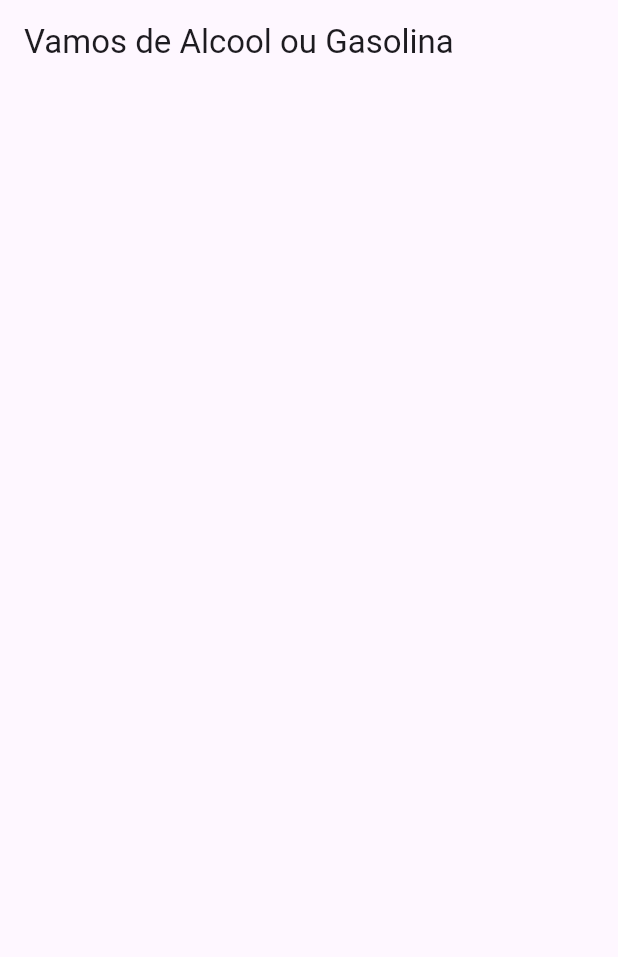
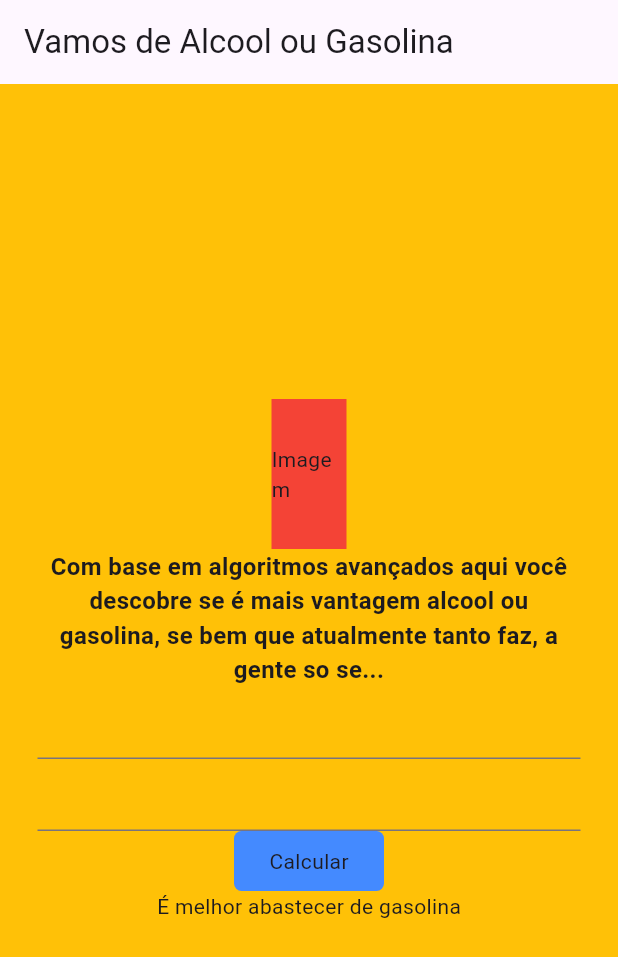
Before and after one commit to wstagf/ConstrucaoSoft-Flutter-Fatesg-2025.2, a Flutter app: the screen it shows after launch, on a phone screen of 412 x 824 dp. Shown: the top 957 px of the screen. Run offline on Flutter 3.47's test engine with Material 3 defaults, Android fonts, the phone set to English and light mode, and no system bars.

Commit message:
Estilizando a aplicacao

```diff
--- a/Aula05/combustivel_app/lib/home.dart
+++ b/Aula05/combustivel_app/lib/home.dart
@@ -7,6 +7,48 @@ class HomePage extends StatelessWidget {
   Widget build(BuildContext context) {
     return Scaffold(
       appBar: AppBar(title: Text("Vamos de Alcool ou Gasolina ")),
+      body: Container(
+        padding: EdgeInsets.all(25),
+        color: Colors.amber,
+        width: MediaQuery.of(context).size.width,
+
+        height: MediaQuery.of(context).size.height,
+        child: Column(
+          crossAxisAlignment: CrossAxisAlignment.center,
+          mainAxisAlignment: MainAxisAlignment.center,
+          children: [
+            Container(
+              color: Colors.red,
+              width: 50,
+              height: 100,
+              child: Center(child: Text("Imagem")),
+            ),
+            Text(
+              "Com base em algoritmos avançados aqui você descobre se é mais vantagem alcool ou gasolina, se bem que atualmente tanto faz, a gente so se...",
+              style: TextStyle(fontSize: 16, fontWeight: FontWeight.bold),
+              textAlign: TextAlign.center,
+            ),
+            Form(child: Column(children: [TextFormField(), TextFormField()])),
+            // FilledButton(onPressed: () {}, child: Text("aaa")),
+            InkWell(
+              onTap: () {
+                print("clicou aqui");
+              },
+              child: Container(
+                padding: EdgeInsets.only(top: 10, bottom: 10),
+                decoration: BoxDecoration(
+                  color: Colors.blueAccent,
+                  borderRadius: BorderRadius.circular(5),
+                ),
+                width: 100,
+
+                child: Center(child: Text("Calcular")),
+              ),
+            ),
+            Text("É melhor abastecer de gasolina"),
+          ],
+        ),
+      ),
     );
   }
 }
--- a/Aula05/combustivel_app/lib/splashPage.dart
+++ b/Aula05/combustivel_app/lib/splashPage.dart
@@ -20,7 +20,7 @@ class _SplashPageState extends State<SplashPage> {
   }
 
   void navegar() {
-    Future.delayed(Duration(seconds: 5), () {
+    Future.delayed(Duration(milliseconds: 50), () {
       aaaaNavigatorKey.currentState?.pushReplacement(
         MaterialPageRoute(builder: (context) => HomePage()),
       );
```
